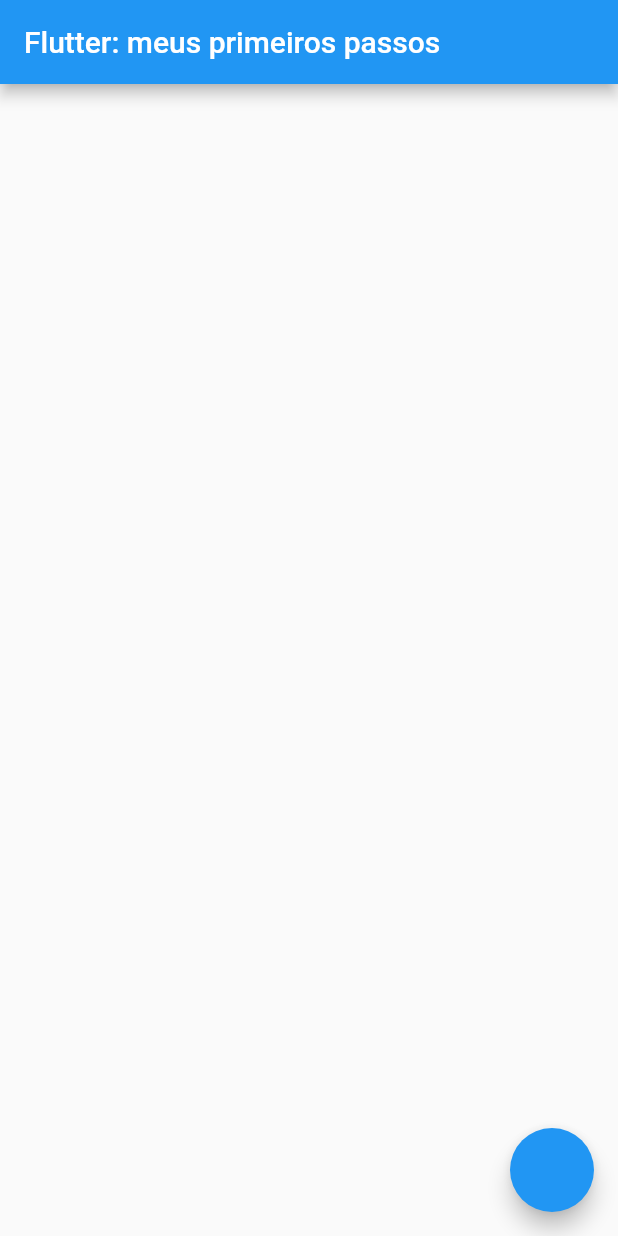
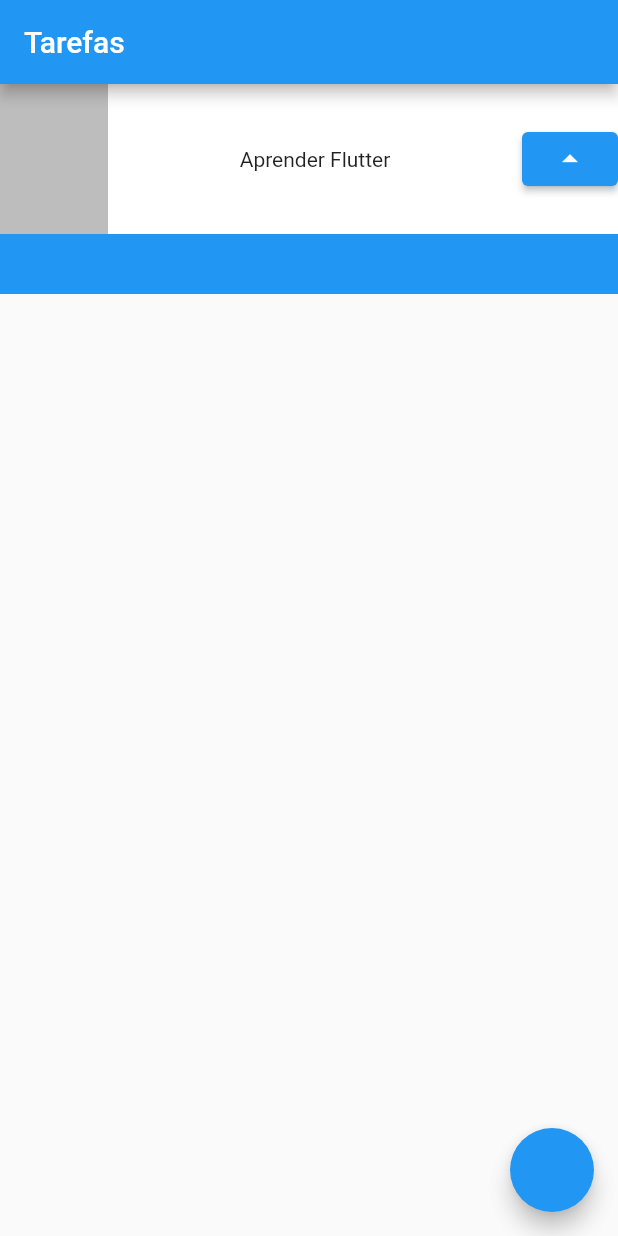
Before and after one commit to brunnobernardo/Flutter-with-Alura, a Flutter app: the screen it shows after launch, on a phone screen of 412 x 824 dp. Run offline on Flutter 3.47's test engine with Material 2 defaults, Android fonts, the light colour scheme and no system bars.

Commit message:
Update main.dart

```diff
--- a/primeiro_projeto_alura/lib/main.dart
+++ b/primeiro_projeto_alura/lib/main.dart
@@ -11,15 +11,42 @@
   @override
   Widget build(BuildContext context) {
     return MaterialApp(
-        title: 'Flutter Demo',
-        theme: ThemeData(
-          primarySwatch: Colors.blue,
+      title: 'Flutter Demo',
+      theme: ThemeData(
+        primarySwatch: Colors.blue,
+      ),
+      home: Scaffold(
+        appBar: AppBar(
+          title: Text('Tarefas'),
         ),
-        home: Scaffold(
-          appBar: AppBar( title: Text('Flutter: meus primeiros passos'),),
-        body: Container(),
-        floatingActionButton: FloatingActionButton(onPressed: (){}),
+        body: Container(
+          child: Stack(
+            children: [
+              Container(
+                color: Colors.blue,
+                height: 140,
+              ),
+              Container(
+                color: Colors.white,
+                height: 100,
+                child: Row(
+                  mainAxisAlignment: MainAxisAlignment.spaceBetween,
+                  children: [
+                    Container(
+                      color: Colors.black26,
+                      width: 72,
+                      height: 100,
+                    ),
+                    Text("Aprender Flutter"),
+                    ElevatedButton(onPressed: (){}, child: Icon(Icons.arrow_drop_up))
+                  ],
+                ),
+              )
+            ],
+          ),
         ),
-         );
+        floatingActionButton: FloatingActionButton(onPressed: () {}),
+      ),
+    );
   }
 }
```
